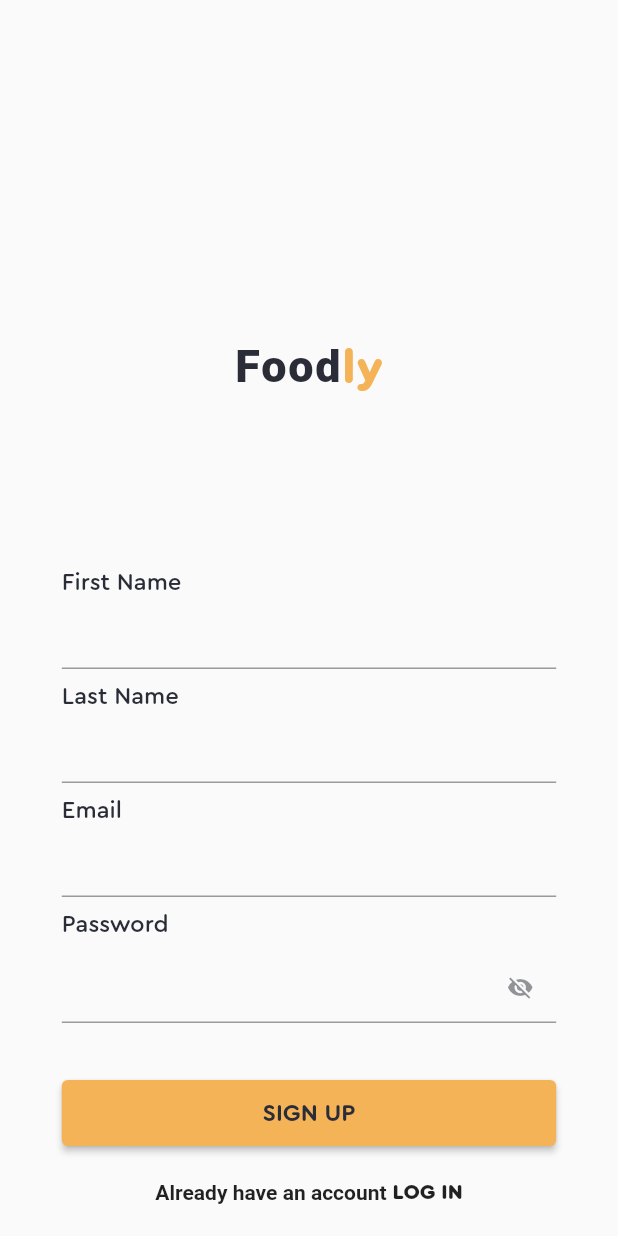
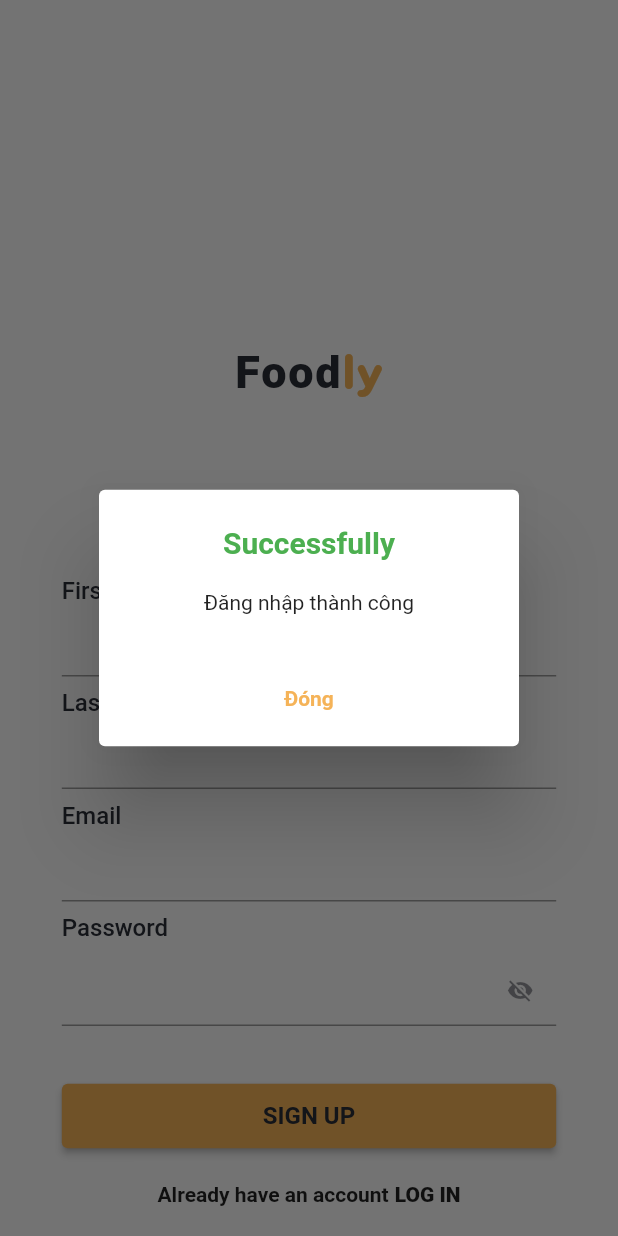
Before and after one commit to tcai2000/foodly_flutter, a Flutter app: the SignupScreen screen opened directly, after a tap on "SIGN UP", on a phone screen of 412 x 824 dp. Run offline on Flutter 3.47's test engine with Material 2 defaults, Android fonts, the phone set to English and light mode, and no system bars.

```diff
--- /dev/null
+++ b/lib/components/default_dialog.dart
@@ -0,0 +1,56 @@
+import 'package:flutter/src/foundation/key.dart';
+import 'package:flutter/src/widgets/framework.dart';
+
+import 'package:flutter/material.dart';
+
+import '../utils/color_constants.dart';
+
+class DefaultDialog extends StatelessWidget {
+  String title;
+  String subTitle;
+  bool isTrue;
+  DefaultDialog({
+    Key? key,
+    required this.title,
+    required this.subTitle,
+    required this.isTrue
+  }) : super(key: key);
+
+  @override
+  Widget build(BuildContext context) {
+    return AlertDialog(
+      title: Text(
+        title,
+        textAlign: TextAlign.center,
+        style: TextStyle(
+            fontSize: 20,
+            fontWeight: FontWeight.bold,
+            color: isTrue ? Colors.green : Colors.red
+        ),
+      ),
+      content: Text(
+        subTitle,
+        textAlign: TextAlign.center,
+        style: const TextStyle(
+          fontSize: 14,
+        ),
+      ),
+      actions: [
+        TextButton(
+            onPressed: () {
+              Navigator.pop(context);
+            },
+            child: Align(
+              alignment: Alignment.center,
+              child: Text(
+                "Đóng",
+                style: TextStyle(
+                  color: primaryColor,
+                  fontWeight: FontWeight.w700
+                ),
+              ),
+            ))
+      ],
+    );
+  }
+}
--- a/lib/components/input_pass_field.dart
+++ b/lib/components/input_pass_field.dart
@@ -4,8 +4,10 @@ import 'package:foodly_app/utils/color_constants.dart';
 class InputPassField extends StatefulWidget {
   TextEditingController textEditingController;
   TextInputType textInputType;
+  Function? validateInput;
   InputPassField({
     Key? key,
+    this.validateInput,
     required this.textEditingController,
     required this.textInputType
   }) : super(key: key);
@@ -24,7 +26,9 @@ class _InputPassFieldState extends State<InputPassField> {
       cursorColor: primaryColor,
       maxLines: 1,
       minLines: 1,
-      validator: (value) => null,
+      validator: (value) {
+        return widget.validateInput!(value);
+      },
       style: const TextStyle(
         fontSize: 16,
         fontFamily: 'Roboto',
--- a/lib/components/input_text_field.dart
+++ b/lib/components/input_text_field.dart
@@ -4,8 +4,10 @@ import '../utils/color_constants.dart';
 
 class InputTextField extends StatefulWidget {
   TextEditingController textEditingController;
+  Function? validateInput;
   TextInputType textInputType;
   InputTextField({
+    this.validateInput,
     required this.textEditingController,
     required this.textInputType
    });
@@ -22,7 +24,9 @@ class _InputTextFieldState extends State<InputTextField> {
       cursorColor: primaryColor,
       maxLines: 1,
       minLines: 1,
-      validator: (value) => null,
+      validator: (value) {
+        return widget.validateInput!(value);
+      },
       style: const TextStyle(
         fontSize: 16,
         fontFamily: 'Roboto',
--- a/lib/main.dart
+++ b/lib/main.dart
@@ -13,7 +13,7 @@ class MyApp extends StatelessWidget {
       debugShowCheckedModeBanner: false,
       title: 'Foodly Aplication',
       theme: ThemeData(
-        fontFamily: 'Cera Roun',
+        // fontFamily: 'Cera Roun',
         brightness: Brightness.light,
         primaryColor: primaryColor,
       ),
--- a/lib/screens/signup_screen.dart
+++ b/lib/screens/signup_screen.dart
@@ -1,10 +1,12 @@
 import 'package:flutter/material.dart';
 import 'package:foodly_app/components/default_button.dart';
+import 'package:foodly_app/components/default_dialog.dart';
 import 'package:foodly_app/components/input_pass_field.dart';
 import 'package:foodly_app/components/input_text_field.dart';
 import 'package:foodly_app/components/logo.dart';
 import 'package:foodly_app/screens/login_screen.dart';
 import 'package:foodly_app/utils/color_constants.dart';
+import 'package:foodly_app/validation/signup_validation.dart';
 
 class SignupScreen extends StatefulWidget {
   const SignupScreen({ Key? key }) : super(key: key);
@@ -15,7 +17,7 @@ class SignupScreen extends StatefulWidget {
 }
 
 class _SignupScreenState extends State<SignupScreen> {
-  final _formLoginKey = GlobalKey<FormState>();
+  final _formSignUpKey = GlobalKey<FormState>();
   final TextEditingController _firstNameController = TextEditingController();
   final TextEditingController _lastNameController = TextEditingController();
   final TextEditingController _emailController = TextEditingController();
@@ -23,10 +25,13 @@ class _SignupScreenState extends State<SignupScreen> {
 
   @override
   Widget build(BuildContext context) {
-    return Scaffold(
-      body: SafeArea(
+    return SafeArea(
+      child: Scaffold(
+        resizeToAvoidBottomInset: false,
+        body: SingleChildScrollView(
           child: Container(
             width: double.infinity,
+            height: MediaQuery.of(context).size.height,
             child: Column(
               crossAxisAlignment: CrossAxisAlignment.center,
               children: [
@@ -36,7 +41,7 @@ class _SignupScreenState extends State<SignupScreen> {
                 SizedBox(
                   width: MediaQuery.of(context).size.width * 0.8,
                   child: Form(
-                  key: _formLoginKey,
+                    key: _formSignUpKey,
                     child: Column(
                     crossAxisAlignment: CrossAxisAlignment.start,
                     children: [
@@ -50,7 +55,10 @@ class _SignupScreenState extends State<SignupScreen> {
                       ),
                       InputTextField(
                         textEditingController: _firstNameController,
-                      textInputType: TextInputType.text
+                        textInputType: TextInputType.text,
+                        validateInput: (firstName) {
+                          return SignUpValidation.isFirstName(firstName);
+                        },
                       ),
                       const SizedBox(height: 8,),
                       const Text(
@@ -63,7 +71,10 @@ class _SignupScreenState extends State<SignupScreen> {
                       ),
                       InputTextField(
                         textEditingController: _lastNameController,
-                      textInputType: TextInputType.text
+                        textInputType: TextInputType.text,
+                        validateInput: (lastName) {
+                          return SignUpValidation.isLastName(lastName);
+                        },
                       ),
                       const SizedBox(height: 8,),
                       const Text(
@@ -76,7 +87,10 @@ class _SignupScreenState extends State<SignupScreen> {
                       ),
                       InputTextField(
                         textEditingController: _emailController,
-                      textInputType: TextInputType.emailAddress
+                        textInputType: TextInputType.emailAddress,
+                        validateInput: (email) {
+                          return SignUpValidation.isEmailValid(email);
+                        },
                       ),
                       const SizedBox(height: 8,),
                       const Text(
@@ -90,7 +104,10 @@ class _SignupScreenState extends State<SignupScreen> {
                       const SizedBox(height: 8,),
                       InputPassField(
                         textEditingController: _passController,
-                      textInputType: TextInputType.text
+                        textInputType: TextInputType.text,
+                        validateInput: (password) {
+                          return SignUpValidation.isPassValid(password);
+                        },
                       ),
                       const SizedBox(
                         height: 12,
@@ -100,7 +117,16 @@ class _SignupScreenState extends State<SignupScreen> {
                       ),
                       DefaultButton(
                         function: () {
-                        print('Đăng ký tài khoản');
+                          // if(_formSignUpKey.currentState!.validate()) {
+
+                          // }
+                          return showDialog(context: context, builder: (BuildContext context){
+                            return DefaultDialog(
+                              isTrue: true,
+                              title: 'Successfully',
+                              subTitle: "Đăng nhập thành công",
+                            );
+                          });
                         },
                         text: 'SIGN UP',
                       ),
@@ -142,6 +168,7 @@ class _SignupScreenState extends State<SignupScreen> {
             ),
           ),
         )
+      ),
     );
   }
 }
--- /dev/null
+++ b/lib/validation/constants.dart
@@ -0,0 +1,7 @@
+const String isErrorEmail = "Định dạng email không chính xác";
+const String isEmptyEmail = 'Vui lòng nhập email';
+const String isEmptyPass = 'Vui lòng nhập password';
+
+//Resgister Constant
+const String isEmptyFirstName = 'Vui lòng nhập họ';
+const String isEmptyLastName = 'Vui lòng nhập tên';
```
Also changed, not shown: lib/screens/login_screen.dart (+29 -7 lines), lib/validation/login_validation.dart (added, +22 -0 lines), lib/validation/signup_validation.dart (added, +36 -0 lines), pubspec.lock, 2 other files. Lines whose indentation alone changed are shown as unchanged.
